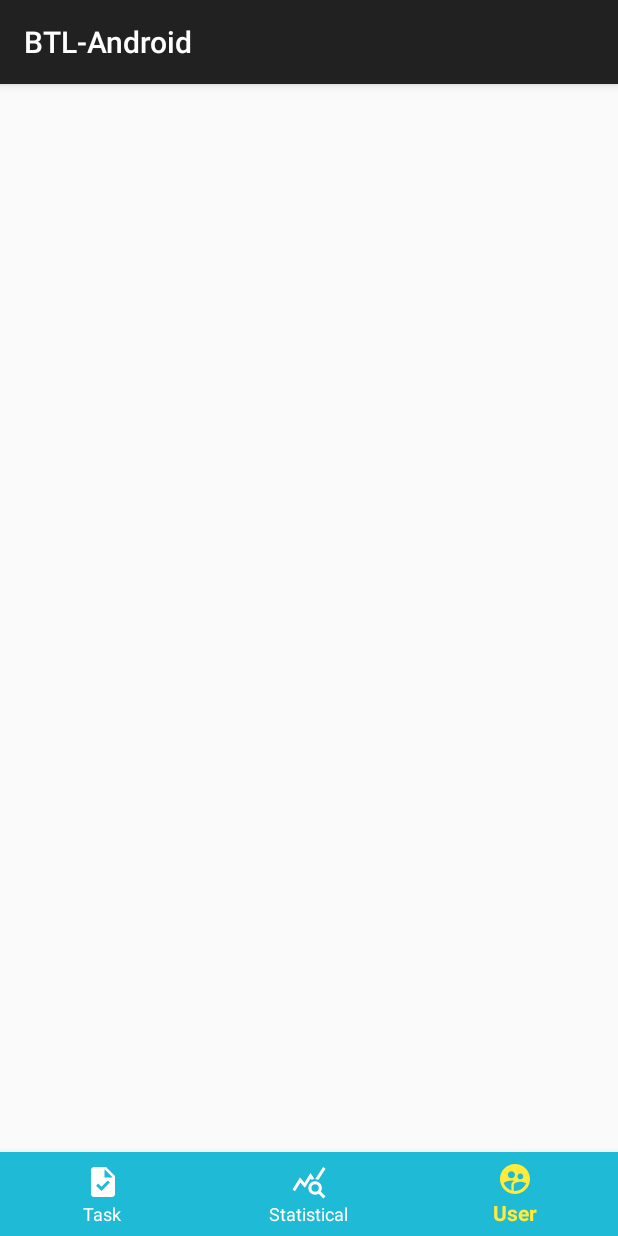
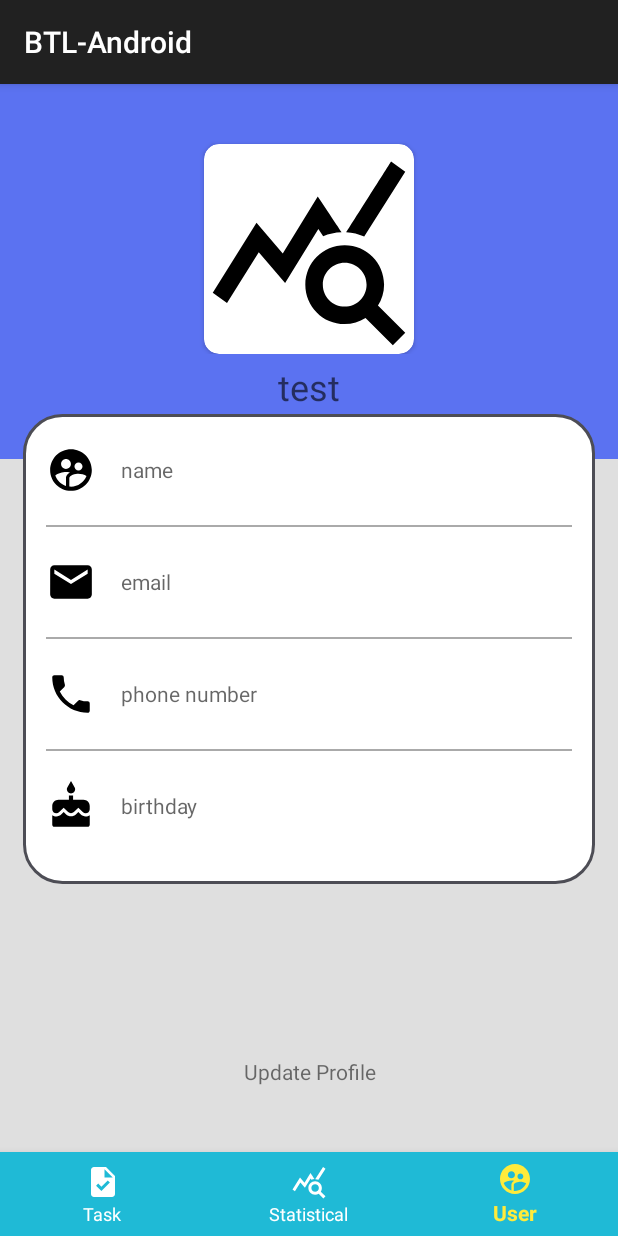
Before and after one commit to PhucP/BTL-Android, an Android app: the FragmentTask screen opened directly, with no data from a screen before it, item 3 of the bottom bar chosen, on a phone screen of 412 x 824 dp. Run offline under Robolectric (Android 15) with nearby library versions, the phone set to English and light mode, and no system bars.

Commit message:
create user form

```diff
--- a/app/build.gradle
+++ b/app/build.gradle
@@ -44,4 +44,6 @@ dependencies {
     annotationProcessor "androidx.room:room-compiler:$room_version"
 
     implementation 'de.hdodenhof:circleimageview:3.0.1'
+
+    implementation "androidx.swiperefreshlayout:swiperefreshlayout:1.1.0"
 }
--- a/app/src/main/java/com/example/btl_android/Main/Adaptor/TaskAdapter.java
+++ b/app/src/main/java/com/example/btl_android/Main/Adapter/TaskAdapter.java
@@ -1,4 +1,4 @@
-package com.example.btl_android.Main.Adaptor;
+package com.example.btl_android.Main.Adapter;
 
 import android.content.Context;
 import android.view.LayoutInflater;
--- a/app/src/main/java/com/example/btl_android/Main/Adaptor/ViewPagerAdapter.java
+++ b/app/src/main/java/com/example/btl_android/Main/Adapter/ViewPagerAdapter.java
@@ -1,13 +1,13 @@
-package com.example.btl_android.Main.Adaptor;
+package com.example.btl_android.Main.Adapter;
 
 import androidx.annotation.NonNull;
 import androidx.fragment.app.Fragment;
 import androidx.fragment.app.FragmentManager;
 import androidx.fragment.app.FragmentStatePagerAdapter;
 
-import com.example.btl_android.Main.Fragment.FragmentCafe;
-import com.example.btl_android.Main.Fragment.FragmentHome;
-import com.example.btl_android.Main.Fragment.FragmentNotification;
+import com.example.btl_android.Main.Fragment.FragmentTask;
+import com.example.btl_android.Main.Fragment.FragmentUser;
+import com.example.btl_android.Main.Fragment.FragmentStatistical;
 
 public class ViewPagerAdapter extends FragmentStatePagerAdapter {
     private static final int pageNum = 3;
@@ -20,10 +20,10 @@ public class ViewPagerAdapter extends FragmentStatePagerAdapter {
     public Fragment getItem(int position) {
         System.out.println(position);
         switch (position) {
-            case 0: return new FragmentCafe();
-            case 1: return new FragmentNotification();
-            case 2: return new FragmentHome();
-            default: return new FragmentCafe();
+            case 0: return new FragmentTask();
+            case 1: return new FragmentStatistical();
+            case 2: return new FragmentUser();
+            default: return new FragmentTask();
         }
     }
 
--- a/app/src/main/java/com/example/btl_android/Main/Fragment/FragmentNotification.java
+++ b/app/src/main/java/com/example/btl_android/Main/Fragment/FragmentStatistical.java
@@ -11,25 +11,25 @@ import androidx.fragment.app.Fragment;
 import androidx.recyclerview.widget.LinearLayoutManager;
 import androidx.recyclerview.widget.RecyclerView;
 
-import com.example.btl_android.Main.Adaptor.TaskAdapter;
+import com.example.btl_android.Main.Adapter.TaskAdapter;
 import com.example.btl_android.Main.Model.Message;
 import com.example.btl_android.R;
 
 import java.util.ArrayList;
 import java.util.List;
 
-public class FragmentNotification extends Fragment {
+public class FragmentStatistical extends Fragment {
     TaskAdapter messageAdapter;
     RecyclerView recyclerView;
     List<Message> list;
 
-    public FragmentNotification() {
+    public FragmentStatistical() {
     }
 
     @Nullable
     @Override
     public View onCreateView(@NonNull LayoutInflater inflater, @Nullable ViewGroup container, @Nullable Bundle savedInstanceState) {
-        View view = inflater.inflate(R.layout.fragment_noti, container, false);
+        View view = inflater.inflate(R.layout.fragment_statistical, container, false);
         list = new ArrayList<>();
         list.add(new Message(R.drawable.baseline_task_24, "Hoa", "Em an com chua?", "16:20"));
         list.add(new Message(R.drawable.baseline_task_24, "Hoa", "Em an com chua?", "16:20"));
--- a/app/src/main/java/com/example/btl_android/Main/Fragment/FragmentCafe.java
+++ b/app/src/main/java/com/example/btl_android/Main/Fragment/FragmentTask.java
@@ -14,14 +14,14 @@ import com.example.btl_android.Main.Task.TaskViewPagerAdapter;
 import com.example.btl_android.R;
 import com.google.android.material.tabs.TabLayout;
 
-public class FragmentCafe extends Fragment {
+public class FragmentTask extends Fragment {
     private TabLayout tabLayout;
     private ViewPager viewPager;
 
     @Nullable
     @Override
     public View onCreateView(@NonNull LayoutInflater inflater, @Nullable ViewGroup container, @Nullable Bundle savedInstanceState) {
-        View view = inflater.inflate(R.layout.fragment_cafe, container, false);
+        View view = inflater.inflate(R.layout.fragment_task, container, false);
         tabLayout = view.findViewById(R.id.tabLayout);
         viewPager = view.findViewById(R.id.viewPager);
 
--- a/app/src/main/java/com/example/btl_android/MainActivity.java
+++ b/app/src/main/java/com/example/btl_android/MainActivity.java
@@ -7,8 +7,7 @@ import androidx.viewpager.widget.ViewPager;
 import android.os.Bundle;
 import android.view.MenuItem;
 
-import com.example.btl_android.Main.Adaptor.ViewPagerAdapter;
-import com.example.btl_android.R;
+import com.example.btl_android.Main.Adapter.ViewPagerAdapter;
 import com.google.android.material.bottomnavigation.BottomNavigationView;
 
 public class MainActivity extends AppCompatActivity {
--- a/app/src/main/java/com/example/btl_android/RoomDatabase/AppDatabase.java
+++ b/app/src/main/java/com/example/btl_android/RoomDatabase/AppDatabase.java
@@ -11,7 +11,7 @@ import com.example.btl_android.RoomDatabase.Dao.UserDao;
 import com.example.btl_android.RoomDatabase.Entity.Task;
 import com.example.btl_android.RoomDatabase.Entity.User;
 
-@Database(entities = {User.class, Task.class}, version = 3)
+@Database(entities = {User.class, Task.class}, version = 4)
 public abstract class AppDatabase extends RoomDatabase {
     public abstract UserDao userDao();
     public abstract TaskDao taskDao();
--- /dev/null
+++ b/app/src/main/res/drawable/baseline_cake_24.xml
@@ -0,0 +1,5 @@
+<vector android:height="24dp" android:tint="#000000"
+    android:viewportHeight="24" android:viewportWidth="24"
+    android:width="24dp" xmlns:android="http://schemas.android.com/apk/res/android">
+    <path android:fillColor="@android:color/white" android:pathData="M12,6c1.11,0 2,-0.9 2,-2 0,-0.38 -0.1,-0.73 -0.29,-1.03L12,0l-1.71,2.97c-0.19,0.3 -0.29,0.65 -0.29,1.03 0,1.1 0.9,2 2,2zM16.6,15.99l-1.07,-1.07 -1.08,1.07c-1.3,1.3 -3.58,1.31 -4.89,0l-1.07,-1.07 -1.09,1.07C6.75,16.64 5.88,17 4.96,17c-0.73,0 -1.4,-0.23 -1.96,-0.61L3,21c0,0.55 0.45,1 1,1h16c0.55,0 1,-0.45 1,-1v-4.61c-0.56,0.38 -1.23,0.61 -1.96,0.61 -0.92,0 -1.79,-0.36 -2.44,-1.01zM18,9h-5L13,7h-2v2L6,9c-1.66,0 -3,1.34 -3,3v1.54c0,1.08 0.88,1.96 1.96,1.96 0.52,0 1.02,-0.2 1.38,-0.57l2.14,-2.13 2.13,2.13c0.74,0.74 2.03,0.74 2.77,0l2.14,-2.13 2.13,2.13c0.37,0.37 0.86,0.57 1.38,0.57 1.08,0 1.96,-0.88 1.96,-1.96L20.99,12C21,10.34 19.66,9 18,9z"/>
+</vector>
--- /dev/null
+++ b/app/src/main/res/drawable/baseline_email_24.xml
@@ -0,0 +1,5 @@
+<vector android:height="24dp" android:tint="#000000"
+    android:viewportHeight="24" android:viewportWidth="24"
+    android:width="24dp" xmlns:android="http://schemas.android.com/apk/res/android">
+    <path android:fillColor="@android:color/white" android:pathData="M20,4L4,4c-1.1,0 -1.99,0.9 -1.99,2L2,18c0,1.1 0.9,2 2,2h16c1.1,0 2,-0.9 2,-2L22,6c0,-1.1 -0.9,-2 -2,-2zM20,8l-8,5 -8,-5L4,6l8,5 8,-5v2z"/>
+</vector>
--- /dev/null
+++ b/app/src/main/res/drawable/baseline_phone_24.xml
@@ -0,0 +1,5 @@
+<vector android:height="24dp" android:tint="#000000"
+    android:viewportHeight="24" android:viewportWidth="24"
+    android:width="24dp" xmlns:android="http://schemas.android.com/apk/res/android">
+    <path android:fillColor="@android:color/white" android:pathData="M6.62,10.79c1.44,2.83 3.76,5.14 6.59,6.59l2.2,-2.2c0.27,-0.27 0.67,-0.36 1.02,-0.24 1.12,0.37 2.33,0.57 3.57,0.57 0.55,0 1,0.45 1,1V20c0,0.55 -0.45,1 -1,1 -9.39,0 -17,-7.61 -17,-17 0,-0.55 0.45,-1 1,-1h3.5c0.55,0 1,0.45 1,1 0,1.25 0.2,2.45 0.57,3.57 0.11,0.35 0.03,0.74 -0.25,1.02l-2.2,2.2z"/>
+</vector>
--- /dev/null
+++ b/app/src/main/res/drawable/border.xml
@@ -0,0 +1,11 @@
+<?xml version="1.0" encoding="utf-8"?>
+<shape xmlns:android="http://schemas.android.com/apk/res/android">
+    <padding android:top="15dp" android:right="15dp" android:left="15dp" android:bottom="15dp"/>
+    <corners
+        android:topLeftRadius="25dp"
+        android:topRightRadius="25dp"
+        android:bottomRightRadius="25dp"
+        android:bottomLeftRadius="25dp"/>
+    <stroke android:width="2dp" android:color="#4D4D55"/>
+    <solid android:color="#FFFFFF"/>
+</shape>
--- /dev/null
+++ b/app/src/main/res/layout/fragment_user.xml
@@ -0,0 +1,229 @@
+<?xml version="1.0" encoding="utf-8"?>
+
+<RelativeLayout xmlns:android="http://schemas.android.com/apk/res/android"
+    xmlns:app="http://schemas.android.com/apk/res-auto"
+    android:id="@+id/swipeContainer"
+    android:layout_width="match_parent"
+    android:layout_height="match_parent">
+
+    <ScrollView xmlns:tools="http://schemas.android.com/tools"
+        android:layout_width="match_parent"
+        android:layout_height="match_parent"
+        android:orientation="vertical"
+        tools:context=".UserProfileActivity"
+        android:background="#DFDFDF">
+
+        <LinearLayout
+            android:layout_width="match_parent"
+            android:layout_height="wrap_content"
+            android:orientation="vertical">
+
+            <RelativeLayout
+                android:id="@+id/layout_head"
+                android:layout_width="match_parent"
+                android:layout_height="250dp"
+                android:background="#5B72F1">
+
+                <RelativeLayout
+                    android:layout_width="match_parent"
+                    android:layout_height="wrap_content"
+                    android:id="@+id/RL_imageView">
+
+                    <androidx.cardview.widget.CardView
+                        android:layout_width="wrap_content"
+                        android:layout_height="wrap_content"
+                        android:layout_centerHorizontal="true"
+                        android:layout_marginTop="40dp"
+                        android:elevation="5dp"
+                        app:cardCornerRadius="10dp">
+
+                        <ImageView
+                            android:id="@+id/imageView_profile_dp"
+                            android:layout_width="140dp"
+                            android:src="@drawable/baseline_query_stats_24"
+                            android:layout_height="140dp"
+                            android:scaleType="centerCrop" />
+                    </androidx.cardview.widget.CardView>
+                    <ProgressBar
+                        android:id="@+id/progress_bar_profile_pic"
+                        style="?android:attr/progressBarStyleSmall"
+                        android:layout_width="wrap_content"
+                        android:layout_height="wrap_content"
+                        android:layout_marginTop="110dp"
+                        android:layout_centerHorizontal="true"
+                        android:elevation="10dp"
+                        android:visibility="gone" />
+                </RelativeLayout>
+
+                <TextView
+                    android:id="@+id/textView_show_welcome"
+                    android:layout_width="wrap_content"
+                    android:layout_height="wrap_content"
+                    android:layout_below="@id/RL_imageView"
+                    android:layout_centerHorizontal="true"
+                    android:layout_marginTop="5dp"
+                    android:layout_marginBottom="30dp"
+                    android:hint="test"
+                    android:textAlignment="center"
+                    android:textAppearance="@style/TextAppearance.AppCompat.Headline"
+                    android:textColor="@android:color/white" />
+            </RelativeLayout>
+
+            <RelativeLayout
+                android:layout_width="match_parent"
+                android:layout_height="wrap_content"
+                android:padding="15dp"
+                android:layout_marginTop="-30dp"
+                android:layout_marginLeft="15dp"
+                android:layout_marginRight="15dp"
+                android:layout_marginBottom="15dp"
+                android:background="@drawable/border">
+
+                <RelativeLayout
+                    android:layout_width="match_parent"
+                    android:layout_height="wrap_content"
+                    android:layout_marginTop="5dp"
+                    android:layout_marginBottom="20dp"
+                    android:id="@+id/RL_name">
+
+                    <ImageView
+                        android:layout_width="33dp"
+                        android:layout_height="33dp"
+                        android:layout_centerVertical="true"
+                        android:src="@drawable/baseline_supervised_user_circle_24"
+                        android:id="@+id/ic_profile" />
+
+                    <TextView
+                        android:id="@+id/name"
+                        android:layout_width="wrap_content"
+                        android:layout_height="wrap_content"
+                        android:layout_centerVertical="true"
+                        android:layout_alignStart="@id/ic_profile"
+                        android:layout_marginStart="50dp"
+                        android:hint="name" />
+                </RelativeLayout>
+
+                <View
+                    android:id="@+id/divider_name"
+                    android:layout_width="match_parent"
+                    android:layout_height="1dp"
+                    android:layout_below="@id/RL_name"
+                    android:background="@android:color/darker_gray"/>
+
+                <RelativeLayout
+                    android:layout_width="match_parent"
+                    android:layout_height="wrap_content"
+                    android:id="@+id/RL_email"
+                    android:layout_marginTop="10dp"
+                    android:layout_marginBottom="10dp"
+                    android:layout_below="@id/divider_name">
+
+                    <ImageView
+                        android:src="@drawable/baseline_email_24"
+                        android:layout_width="33dp"
+                        android:layout_height="33dp"
+                        android:layout_marginTop="20dp"
+                        android:id="@+id/ic_email"
+                        android:layout_centerVertical="true"/>
+
+                    <TextView
+                        android:id="@+id/email"
+                        android:layout_width="wrap_content"
+                        android:layout_height="wrap_content"
+                        android:layout_alignStart="@id/ic_email"
+                        android:layout_marginStart="50dp"
+                        android:layout_centerVertical="true"
+                        android:layout_marginTop="20dp"
+                        android:hint="email" />
+                </RelativeLayout>
+
+                <View
+                    android:id="@+id/divider_email"
+                    android:layout_width="match_parent"
+                    android:layout_height="1dp"
+                    android:layout_below="@id/RL_email"
+                    android:background="@android:color/darker_gray"/>
+
+                <RelativeLayout
+                    android:layout_width="match_parent"
+                    android:layout_height="wrap_content"
+                    android:id="@+id/RL_dob"
+                    android:layout_marginTop="10dp"
+                    android:layout_marginBottom="10dp"
+                    android:layout_below="@id/divider_email">
+
+                    <ImageView
+                        android:src="@drawable/baseline_phone_24"
+                        android:layout_width="33dp"
+                        android:layout_height="33dp"
+                        android:layout_marginTop="20dp"
+                        android:layout_centerVertical="true"
+                        android:id="@+id/ic_dob"/>
+
+                    <TextView
+                        android:id="@+id/phone"
+                        android:layout_width="wrap_content"
+                        android:layout_height="wrap_content"
+                        android:layout_alignStart="@id/ic_dob"
+                        android:layout_centerVertical="true"
+                        android:layout_marginStart="50dp"
+                        android:layout_marginTop="20dp"
+                        android:hint="phone number" />
+                </RelativeLayout>
+
+                <View
+                    android:id="@+id/divider_dob"
+                    android:layout_width="match_parent"
+                    android:layout_height="1dp"
+                    android:layout_below="@id/RL_dob"
+                    android:background="@android:color/darker_gray"/>
+
+                <RelativeLayout
+                    android:layout_width="match_parent"
+                    android:layout_height="wrap_content"
+                    android:id="@+id/RL_gender"
+                    android:layout_marginTop="10dp"
+                    android:layout_marginBottom="10dp"
+                    android:layout_below="@id/divider_dob">
+
+                    <ImageView
+                        android:layout_width="33dp"
+                        android:layout_height="33dp"
+                        android:id="@+id/ic_gender"
+                        android:src="@drawable/baseline_cake_24"
+                        android:layout_centerVertical="true"
+                        android:layout_marginTop="20dp"/>
+
+                    <TextView
+                        android:id="@+id/dob"
+                        android:layout_width="wrap_content"
+                        android:layout_height="wrap_content"
+                        android:layout_alignStart="@id/ic_gender"
+                        android:layout_centerVertical="true"
+                        android:layout_marginStart="50dp"
+                        android:layout_marginTop="20dp"
+                        android:hint="birthday" />
+                </RelativeLayout>
+
+                <ProgressBar
+                    android:id="@+id/progress_bar"
+                    style="?android:attr/progressBarStyleLarge"
+                    android:layout_width="wrap_content"
+                    android:layout_height="wrap_content"
+                    android:layout_centerInParent="true"
+                    android:layout_centerHorizontal="true"
+                    android:elevation="10dp"
+                    android:visibility="gone" />
+            </RelativeLayout>
+
+            <TextView
+                android:layout_marginTop="100dp"
+                android:layout_width="match_parent"
+                android:layout_height="wrap_content"
+                android:textAlignment="center"
+                android:text="Update Profile"
+                android:id="@+id/updateProfile"/>
+        </LinearLayout>
+    </ScrollView>
+
+</RelativeLayout>
```
Also changed, not shown: app/src/main/java/com/example/btl_android/Main/Fragment/FragmentUser.java (renamed from app/src/main/java/com/example/btl_android/Main/Fragment/FragmentHome.java, +7 -4 lines), app/src/main/java/com/example/btl_android/RoomDatabase/Entity/User.java (+10 -0 lines), app/src/main/res/layout/fragment_home.xml (deleted, +0 -163 lines), app/src/main/res/layout/fragment_statistical.xml (renamed from app/src/main/res/layout/fragment_noti.xml), app/src/main/res/layout/fragment_task.xml (renamed from app/src/main/res/layout/fragment_cafe.xml).
